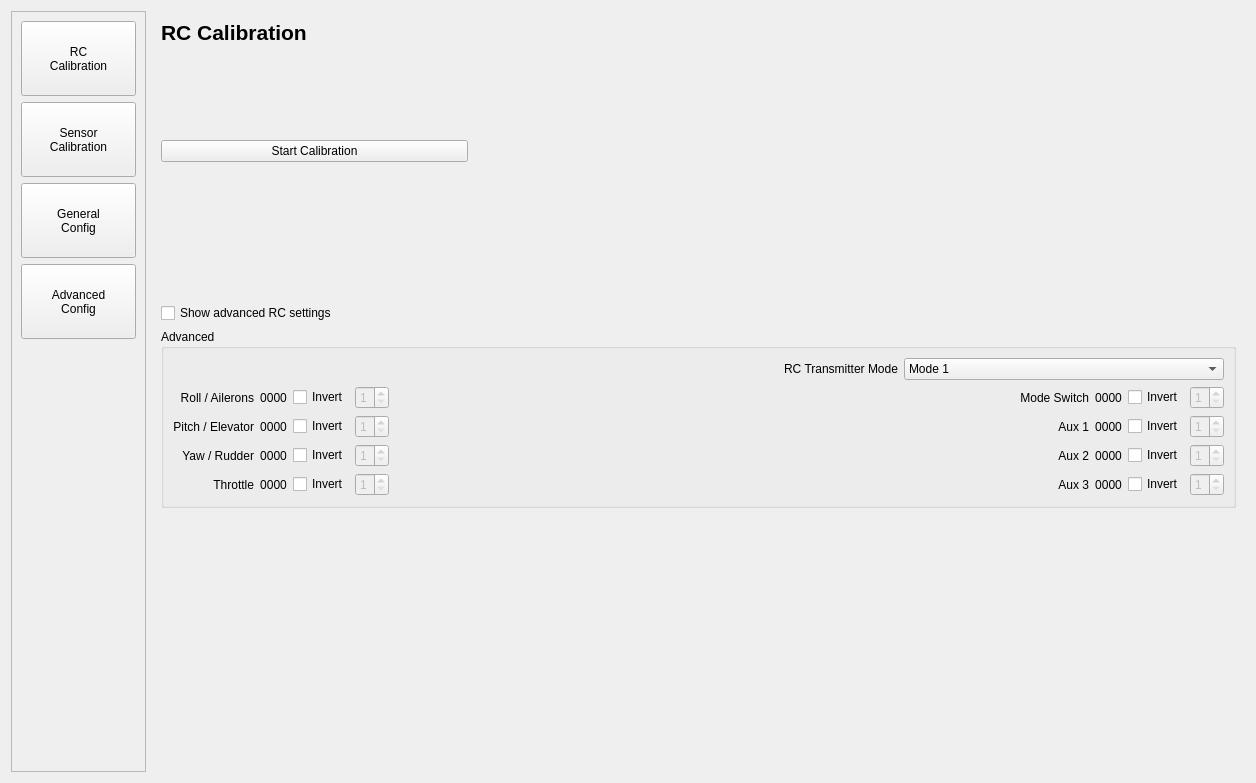
Old version of the form src/ui/QGCPX4VehicleConfig.ui in the repository mavlink/qgroundcontrol.
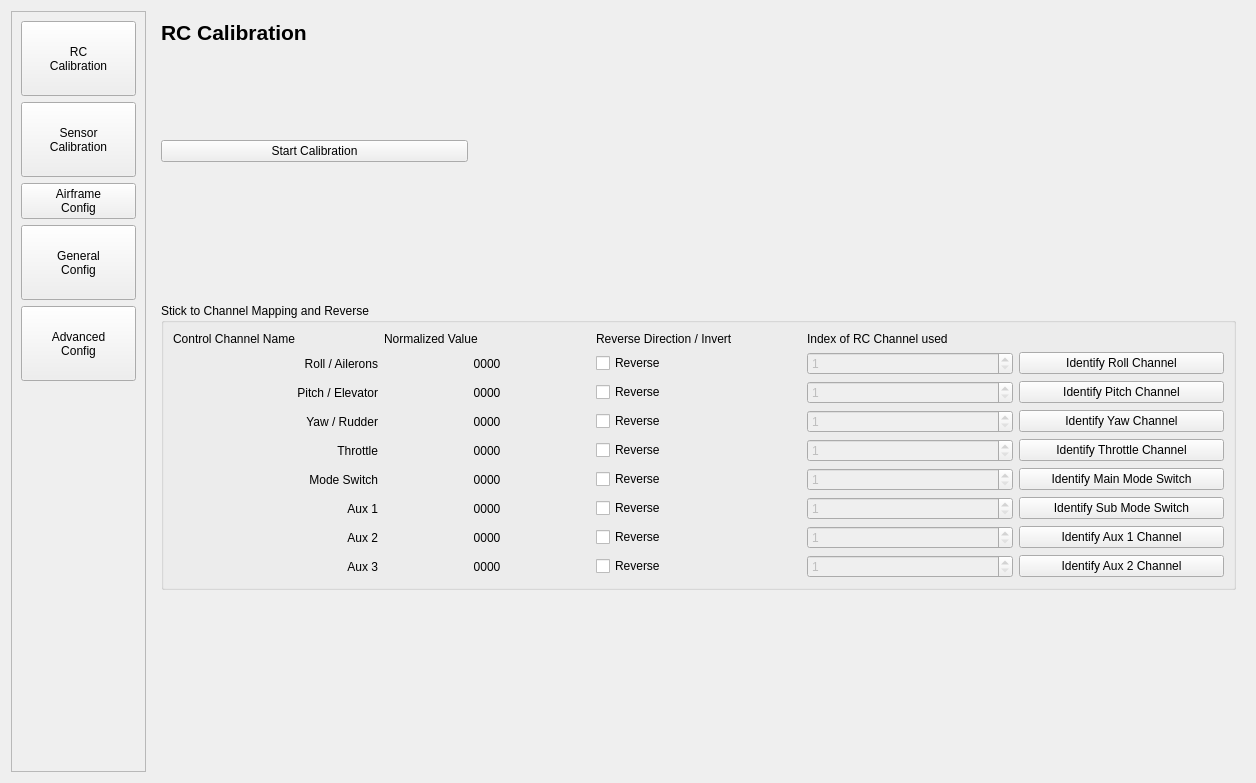
New version of the form. The open tabs and pages were chosen to show the change. Custom widgets are drawn as their Qt base class.

Commit message: Checkpoint: RC calibration much better / operation, can use UI tweaks. Airframe config in, but not operational and still very functional / ugly.

What changed in the file:
```diff
--- a/src/ui/QGCPX4VehicleConfig.ui
+++ b/src/ui/QGCPX4VehicleConfig.ui
@@ -86,6 +86,14 @@
            </property>
           </widget>
          </item>
+         <item>
+          <widget class="QPushButton" name="airframeMenuButton">
+           <property name="text">
+            <string>Airframe
+Config</string>
+           </property>
+          </widget>
+         </item>
          <item>
           <widget class="QPushButton" name="generalMenuButton">
            <property name="minimumSize">
@@ -305,96 +313,28 @@
            </item>
           </layout>
          </item>
-         <item>
-          <layout class="QHBoxLayout" name="horizontalLayout_17">
-           <item>
-            <widget class="QCheckBox" name="advancedCheckBox">
-             <property name="text">
-              <string>Show advanced RC settings</string>
-             </property>
-            </widget>
-           </item>
-           <item>
-            <spacer name="horizontalSpacer_18">
-             <property name="orientation">
-              <enum>Qt::Horizontal</enum>
-             </property>
-             <property name="sizeHint" stdset="0">
-              <size>
-               <width>40</width>
-               <height>20</height>
-              </size>
-             </property>
-            </spacer>
-           </item>
-          </layout>
-         </item>
          <item>
           <widget class="QGroupBox" name="advancedGroupBox">
            <property name="title">
-            <string>Advanced</string>
+            <string>Stick to Channel Mapping and Reverse</string>
            </property>
            <layout class="QVBoxLayout" name="verticalLayout_16">
-            <item>
-             <layout class="QHBoxLayout" name="horizontalLayout">
-              <item>
-               <widget class="QLabel" name="label">
-                <property name="text">
-                 <string>RC Transmitter Mode</string>
-                </property>
-                <property name="alignment">
-                 <set>Qt::AlignRight|Qt::AlignTrailing|Qt::AlignVCenter</set>
-                </property>
-               </widget>
-              </item>
-              <item>
-               <widget class="QComboBox" name="rcModeComboBox">
-                <property name="enabled">
-                 <bool>true</bool>
-                </property>
-                <property name="maximumSize">
-                 <size>
-                  <width>320</width>
-                  <height>16777215</height>
-                 </size>
-                </property>
-                <item>
-                 <property name="text">
-                  <string>Mode 1</string>
-                 </property>
-                </item>
-                <item>
-                 <property name="text">
-                  <string>Mode 2</string>
-                 </property>
-                </item>
-                <item>
-                 <property name="text">
-                  <string>Mode 3</string>
-                 </property>
-                </item>
-                <item>
-                 <property name="text">
-                  <string>Mode 4</string>
-                 </property>
-                </item>
-               </widget>
-              </item>
-             </layout>
-            </item>
             <item>
              <layout class="QGridLayout" name="gridLayout_2">
-              <item row="1" column="6">
-               <widget class="QLabel" name="aux1ChanLabel">
-                <property name="text">
-                 <string>0000</string>
+              <item row="6" column="3">
+               <widget class="QSpinBox" name="aux1SpinBox">
+                <property name="enabled">
+                 <bool>false</bool>
                 </property>
-                <property name="alignment">
-                 <set>Qt::AlignCenter</set>
+                <property name="minimum">
+                 <number>1</number>
+                </property>
+                <property name="maximum">
+                 <number>8</number>
                 </property>
                </widget>
               </item>
-              <item row="3" column="5">
+              <item row="8" column="0">
                <widget class="QLabel" name="chanName_8">
                 <property name="text">
                  <string>Aux 3</string>
@@ -404,7 +344,27 @@
                 </property>
                </widget>
               </item>
-              <item row="0" column="8">
+              <item row="2" column="3">
+               <widget class="QSpinBox" name="pitchSpinBox">
+                <property name="enabled">
+                 <bool>false</bool>
+                </property>
+                <property name="minimum">
+                 <number>1</number>
+                </property>
+                <property name="maximum">
+                 <number>8</number>
+                </property>
+               </widget>
+              </item>
+              <item row="3" column="2">
+               <widget class="QCheckBox" name="invertCheckBox_3">
+                <property name="text">
+                 <string>Reverse</string>
+                </property>
+               </widget>
+              </item>
+              <item row="5" column="3">
                <widget class="QSpinBox" name="modeSpinBox">
                 <property name="enabled">
                  <bool>false</bool>
@@ -417,24 +377,84 @@
                 </property>
                </widget>
               </item>
-              <item row="1" column="7">
+              <item row="5" column="2">
+               <widget class="QCheckBox" name="invertCheckBox_5">
+                <property name="text">
+                 <string>Reverse</string>
+                </property>
+               </widget>
+              </item>
+              <item row="5" column="0">
+               <widget class="QLabel" name="chanName_5">
+                <property name="text">
+                 <string>Mode Switch</string>
+                </property>
+                <property name="alignment">
+                 <set>Qt::AlignRight|Qt::AlignTrailing|Qt::AlignVCenter</set>
+                </property>
+               </widget>
+              </item>
+              <item row="6" column="2">
                <widget class="QCheckBox" name="invertCheckBox_6">
                 <property name="text">
-                 <string>Invert</string>
+                 <string>Reverse</string>
                 </property>
                </widget>
               </item>
-              <item row="0" column="0">
-               <widget class="QLabel" name="chanName">
+              <item row="5" column="1">
+               <widget class="QLabel" name="modeChanLabel">
                 <property name="text">
-                 <string>Roll / Ailerons</string>
+                 <string>0000</string>
                 </property>
                 <property name="alignment">
-                 <set>Qt::AlignRight|Qt::AlignTrailing|Qt::AlignVCenter</set>
+                 <set>Qt::AlignCenter</set>
                 </property>
                </widget>
               </item>
-              <item row="1" column="5">
+              <item row="8" column="1">
+               <widget class="QLabel" name="aux3ChanLabel">
+                <property name="text">
+                 <string>0000</string>
+                </property>
+                <property name="alignment">
+                 <set>Qt::AlignCenter</set>
+                </property>
+               </widget>
+              </item>
+              <item row="7" column="2">
+               <widget class="QCheckBox" name="invertCheckBox_7">
+                <property name="text">
+                 <string>Reverse</string>
+                </property>
+               </widget>
+              </item>
+              <item row="8" column="3">
+               <widget class="QSpinBox" name="aux3SpinBox">
+                <property name="enabled">
+                 <bool>false</bool>
+                </property>
+                <property name="minimum">
+                 <number>1</number>
+                </property>
+                <property name="maximum">
+                 <number>8</number>
+                </property>
+               </widget>
+              </item>
+              <item row="7" column="3">
+               <widget class="QSpinBox" name="aux2SpinBox">
+                <property name="enabled">
+                 <bool>false</bool>
+                </property>
+                <property name="minimum">
+                 <number>1</number>
+                </property>
+                <property name="maximum">
+                 <number>8</number>
+                </property>
+               </widget>
+              </item>
+              <item row="6" column="0">
                <widget class="QLabel" name="chanName_6">
                 <property name="text">
                  <string>Aux 1</string>
@@ -444,38 +464,134 @@
                 </property>
                </widget>
               </item>
+              <item row="4" column="1">
+               <widget class="QLabel" name="throttleChanLabel">
+                <property name="text">
+                 <string>0000</string>
+                </property>
+                <property name="alignment">
+                 <set>Qt::AlignCenter</set>
+                </property>
+               </widget>
+              </item>
+              <item row="2" column="1">
+               <widget class="QLabel" name="pitchChanLabel">
+                <property name="text">
+                 <string>0000</string>
+                </property>
+                <property name="alignment">
+                 <set>Qt::AlignCenter</set>
+                </property>
+               </widget>
+              </item>
+              <item row="7" column="0">
+               <widget class="QLabel" name="chanName_7">
+                <property name="text">
+                 <string>Aux 2</string>
+                </property>
+                <property name="alignment">
+                 <set>Qt::AlignRight|Qt::AlignTrailing|Qt::AlignVCenter</set>
+                </property>
+               </widget>
+              </item>
+              <item row="3" column="1">
+               <widget class="QLabel" name="yawChanLabel">
+                <property name="text">
+                 <string>0000</string>
+                </property>
+                <property name="alignment">
+                 <set>Qt::AlignCenter</set>
+                </property>
+               </widget>
+              </item>
               <item row="1" column="2">
+               <widget class="QCheckBox" name="invertCheckBox">
+                <property name="text">
+                 <string>Reverse</string>
+                </property>
+               </widget>
+              </item>
+              <item row="1" column="5">
+               <widget class="QPushButton" name="rollButton">
+                <property name="text">
+                 <string>Identify Roll Channel</string>
+                </property>
+               </widget>
+              </item>
+              <item row="2" column="5">
+               <widget class="QPushButton" name="pitchButton">
+                <property name="text">
+                 <string>Identify Pitch Channel</string>
+                </property>
+               </widget>
+              </item>
+              <item row="3" column="5">
+               <widget class="QPushButton" name="yawButton">
+                <property name="text">
+                 <string>Identify Yaw Channel</string>
+                </property>
+               </widget>
+              </item>
+              <item row="5" column="5">
+               <widget class="QPushButton" name="modeButton">
+                <property name="text">
+                 <string>Identify Main Mode Switch</string>
+                </property>
+               </widget>
+              </item>
+              <item row="7" column="5">
+               <widget class="QPushButton" name="aux1Button">
+                <property name="text">
+                 <string>Identify Aux 1 Channel</string>
+                </property>
+               </widget>
+              </item>
+              <item row="8" column="5">
+               <widget class="QPushButton" name="aux2Button">
+                <property name="text">
+                 <string>Identify Aux 2 Channel</string>
+                </property>
+               </widget>
+              </item>
+              <item row="7" column="1">
+               <widget class="QLabel" name="aux2ChanLabel">
+                <property name="text">
+                 <string>0000</string>
+                </property>
+                <property name="alignment">
+                 <set>Qt::AlignCenter</set>
+                </property>
+               </widget>
+              </item>
+              <item row="6" column="5">
+               <widget class="QPushButton" name="subButton">
+                <property name="text">
+                 <string>Identify Sub Mode Switch</string>
+                </property>
+               </widget>
+              </item>
+              <item row="4" column="5">
+               <widget class="QPushButton" name="throttleButton">
+                <property name="text">
+                 <string>Identify Throttle Channel</string>
+                </property>
+               </widget>
+              </item>
+              <item row="2" column="2">
                <widget class="QCheckBox" name="invertCheckBox_2">
                 <property name="text">
-                 <string>Invert</string>
+                 <string>Reverse</string>
                 </property>
                </widget>
               </item>
-              <item row="0" column="5">
-               <widget class="QLabel" name="chanName_5">
-                <property name="text">
-                 <string>Mode Switch</string>
-                </property>
-                <property name="alignment">
-                 <set>Qt::AlignRight|Qt::AlignTrailing|Qt::AlignVCenter</set>
-                </property>
-               </widget>
-              </item>
-              <item row="3" column="7">
-               <widget class="QCheckBox" name="invertCheckBox_8">
-                <property name="text">
-                 <string>Invert</string>
-                </property>
-               </widget>
-              </item>
-              <item row="3" column="2">
+              <item row="4" column="2">
                <widget class="QCheckBox" name="invertCheckBox_4">
                 <property name="text">
-                 <string>Invert</string>
+                 <string>Reverse</string>
                 </property>
                </widget>
               </item>
-              <item row="0" column="3">
+              <item row="1" column="3">
                <widget class="QSpinBox" name="rollSpinBox">
                 <property name="enabled">
                  <bool>false</bool>
@@ -488,30 +604,7 @@
                 </property>
                </widget>
               </item>
-              <item row="1" column="8">
-               <widget class="QSpinBox" name="aux1SpinBox">
-                <property name="enabled">
-                 <bool>false</bool>
-                </property>
-                <property name="minimum">
-                 <number>1</number>
-                </property>
-                <property name="maximum">
-                 <number>8</number>
-                </property>
-               </widget>
-              </item>
-              <item row="2" column="6">
-               <widget class="QLabel" name="aux2ChanLabel">
-                <property name="text">
-                 <string>0000</string>
-                </property>
-                <property name="alignment">
-                 <set>Qt::AlignCenter</set>
-                </property>
-               </widget>
-              </item>
-              <item row="3" column="3">
+              <item row="4" column="3">
                <widget class="QSpinBox" name="throttleSpinBox">
                 <property name="enabled">
                  <bool>false</bool>
@@ -524,7 +617,7 @@
                 </property>
                </widget>
               </item>
-              <item row="2" column="0">
+              <item row="3" column="0">
                <widget class="QLabel" name="chanName_3">
                 <property name="text">
                  <string>Yaw / Rudder</string>
@@ -534,14 +627,7 @@
                 </property>
                </widget>
               </item>
-              <item row="2" column="7">
-               <widget class="QCheckBox" name="invertCheckBox_7">
-                <property name="text">
-                 <string>Invert</string>
-                </property>
-               </widget>
-              </item>
-              <item row="3" column="0">
+              <item row="4" column="0">
                <widget class="QLabel" name="chanName_4">
                 <property name="text">
                  <string>Throttle</string>
@@ -551,17 +637,7 @@
                 </property>
                </widget>
               </item>
-              <item row="3" column="6">
-               <widget class="QLabel" name="aux3ChanLabel">
-                <property name="text">
-                 <string>0000</string>
-                </property>
-                <property name="alignment">
-                 <set>Qt::AlignCenter</set>
-                </property>
-               </widget>
-              </item>
-              <item row="2" column="3">
+              <item row="3" column="3">
                <widget class="QSpinBox" name="yawSpinBox">
                 <property name="enabled">
                  <bool>false</bool>
@@ -574,7 +650,7 @@
                 </property>
                </widget>
               </item>
-              <item row="1" column="0">
+              <item row="2" column="0">
                <widget class="QLabel" name="chanName_2">
                 <property name="text">
                  <string>Pitch / Elevator</string>
@@ -584,104 +660,8 @@
                 </property>
                </widget>
               </item>
-              <item row="0" column="1">
-               <widget class="QLabel" name="rollChanLabel">
-                <property name="text">
-                 <string>0000</string>
-                </property>
-                <property name="alignment">
-                 <set>Qt::AlignCenter</set>
-                </property>
-               </widget>
-              </item>
-              <item row="2" column="5">
-               <widget class="QLabel" name="chanName_7">
-                <property name="text">
-                 <string>Aux 2</string>
-                </property>
-                <property name="alignment">
-                 <set>Qt::AlignRight|Qt::AlignTrailing|Qt::AlignVCenter</set>
-                </property>
-               </widget>
-              </item>
-              <item row="0" column="6">
-               <widget class="QLabel" name="modeChanLabel">
-                <property name="text">
-                 <string>0000</string>
-                </property>
-                <property name="alignment">
-                 <set>Qt::AlignCenter</set>
-                </property>
-               </widget>
-              </item>
-              <item row="1" column="3">
-               <widget class="QSpinBox" name="pitchSpinBox">
-                <property name="enabled">
-                 <bool>false</bool>
-                </property>
-                <property name="minimum">
-                 <number>1</number>
-                </property>
-                <property name="maximum">
-                 <number>8</number>
-                </property>
-               </widget>
-              </item>
-              <item row="3" column="1">
-               <widget class="QLabel" name="throttleChanLabel">
-                <property name="text">
-                 <string>0000</string>
-                </property>
-                <property name="alignment">
-                 <set>Qt::AlignCenter</set>
-                </property>
-               </widget>
-              </item>
-              <item row="3" column="8">
-               <widget class="QSpinBox" name="aux3SpinBox">
-                <property name="enabled">
-                 <bool>false</bool>
-                </property>
-                <property name="minimum">
-                 <number>1</number>
-                </property>
-                <property name="maximum">
-                 <number>8</number>
-                </property>
-               </widget>
-              </item>
-              <item row="2" column="1">
-               <widget class="QLabel" name="yawChanLabel">
-                <property name="text">
-                 <string>0000</string>
-                </property>
-                <property name="alignment">
-                 <set>Qt::AlignCenter</set>
-                </property>
-               </widget>
-              </item>
-              <item row="0" column="7">
-               <widget class="QCheckBox" name="invertCheckBox_5">
-                <property name="text">
-                 <string>Invert</string>
-                </property>
-               </widget>
-              </item>
-              <item row="2" column="8">
-               <widget class="QSpinBox" name="aux2SpinBox">
-                <property name="enabled">
-                 <bool>false</bool>
-                </property>
-                <property name="minimum">
-                 <number>1</number>
-                </property>
-                <property name="maximum">
-                 <number>8</number>
-                </property>
-               </widget>
-              </item>
               <item row="1" column="1">
-               <widget class="QLabel" name="pitchChanLabel">
+               <widget class="QLabel" name="rollChanLabel">
                 <property name="text">
                  <string>0000</string>
                 </property>
@@ -690,72 +670,61 @@
                 </property>
                </widget>
               </item>
+              <item row="8" column="2">
+               <widget class="QCheckBox" name="invertCheckBox_8">
+                <property name="text">
+                 <string>Reverse</string>
+                </property>
+               </widget>
+              </item>
+              <item row="6" column="1">
+               <widget class="QLabel" name="aux1ChanLabel">
+                <property name="text">
+                 <string>0000</string>
+                </property>
+                <property name="alignment">
+                 <set>Qt::AlignCenter</set>
+                </property>
+               </widget>
+              </item>
+              <item row="1" column="0">
+               <widget class="QLabel" name="chanName">
+                <property name="text">
+                 <string>Roll / Ailerons</string>
+                </property>
+                <property name="alignment">
+                 <set>Qt::AlignRight|Qt::AlignTrailing|Qt::AlignVCenter</set>
+                </property>
+               </widget>
+              </item>
+              <item row="0" column="0">
+               <widget class="QLabel" name="label">
+                <property name="text">
+                 <string>Control Channel Name</string>
+                </property>
+               </widget>
+              </item>
+              <item row="0" column="1">
+               <widget class="QLabel" name="label_2">
+                <property name="text">
+                 <string>Normalized Value</string>
+                </property>
+               </widget>
+              </item>
               <item row="0" column="2">
-               <widget class="QCheckBox" name="invertCheckBox">
+               <widget class="QLabel" name="label_3">
                 <property name="text">
-                 <string>Invert</string>
+                 <string>Reverse Direction / Invert</string>
                 </property>
                </widget>
               </item>
-              <item row="2" column="2">
-               <widget class="QCheckBox" name="invertCheckBox_3">
+              <item row="0" column="3">
+               <widget class="QLabel" name="label_4">
                 <property name="text">
-                 <string>Invert</string>
+                 <string>Index of RC Channel used</string>
                 </property>
                </widget>
               </item>
-              <item row="3" column="4">
-               <spacer name="horizontalSpacer_4">
-                <property name="orientation">
-                 <enum>Qt::Horizontal</enum>
-                </property>
-                <property name="sizeHint" stdset="0">
-                 <size>
-                  <width>40</width>
-                  <height>20</height>
-                 </size>
-                </property>
-               </spacer>
-              </item>
-              <item row="2" column="4">
-               <spacer name="horizontalSpacer_3">
-                <property name="orientation">
-                 <enum>Qt::Horizontal</enum>
-                </property>
-                <property name="sizeHint" stdset="0">
-                 <size>
-                  <width>40</width>
-                  <height>20</height>
-                 </size>
-                </property>
-               </spacer>
-              </item>
-              <item row="1" column="4">
-               <spacer name="horizontalSpacer_2">
-                <property name="orientation">
-                 <enum>Qt::Horizontal</enum>
-                </property>
-                <property name="sizeHint" stdset="0">
-                 <size>
-                  <width>40</width>
-                  <height>20</height>
-                 </size>
-                </property>
-               </spacer>
-              </item>
-              <item row="0" column="4">
-               <spacer name="horizontalSpacer">
-                <property name="orientation">
-                 <enum>Qt::Horizontal</enum>
-                </property>
-                <property name="sizeHint" stdset="0">
-                 <size>
-                  <width>40</width>
-                  <height>20</height>
-                 </size>
-                </property>
-               </spacer>
-              </item>
              </layout>
             </item>
            </layout>
```
Left out of the diff: 9 changed lines with no effect on the pictures. The commit also changes 4 other files.
